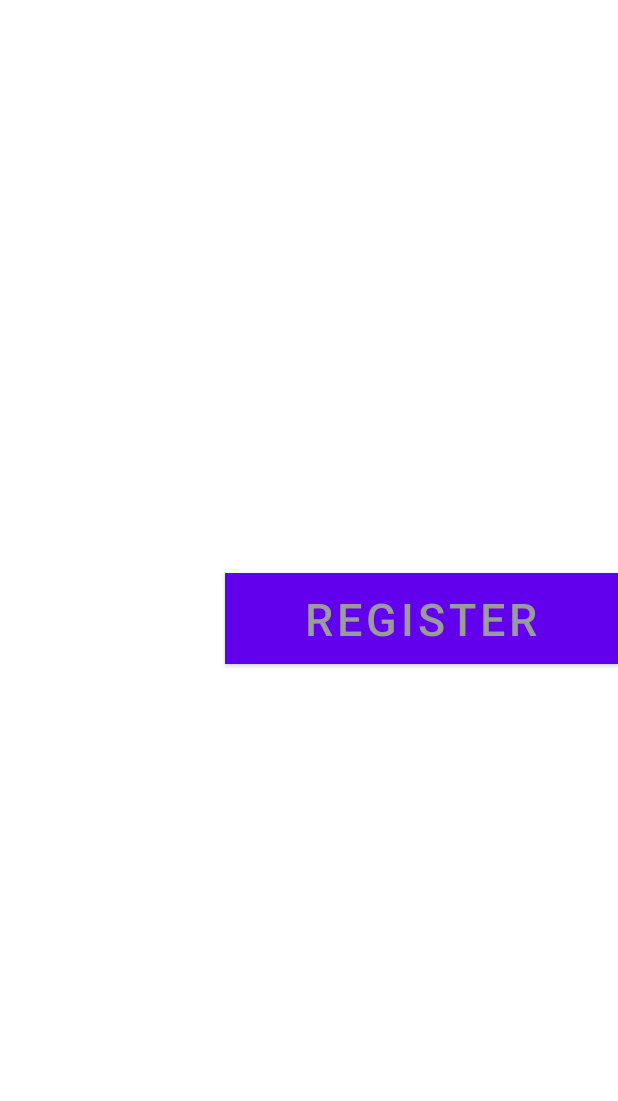
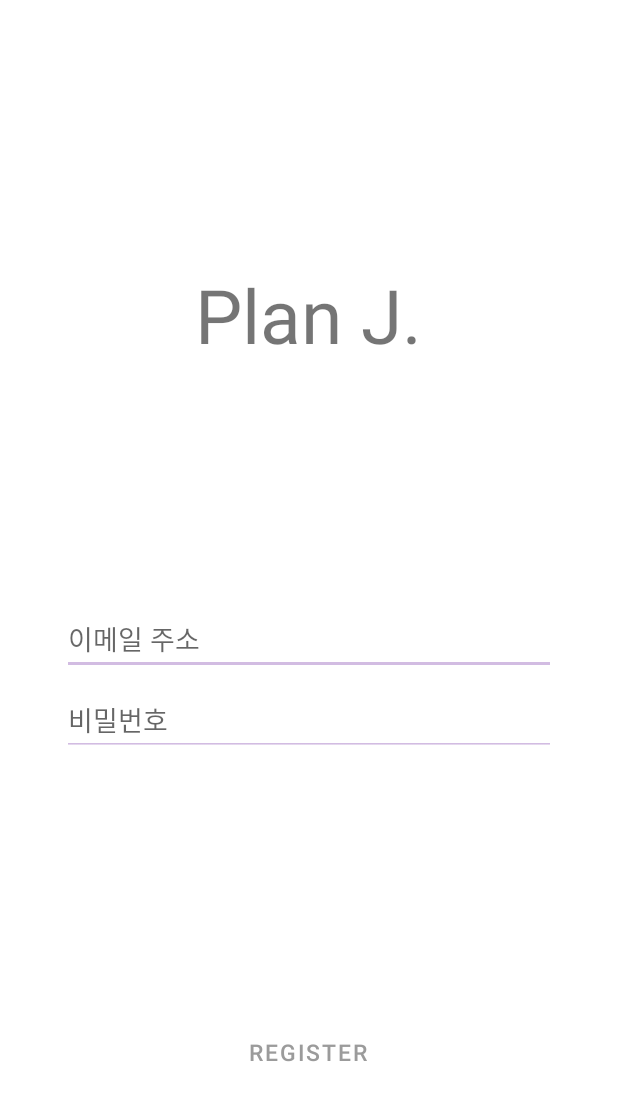
Before and after one commit to Jiwonmonkey/choandyoo, an Android app: the screen it shows after launch (LoginActivity), on a phone screen of 412 x 824 dp. Shown: the top 1101 px of the screen. Run offline under Robolectric (Android 15) with nearby library versions, the phone set to English and light mode, and no system bars.

Commit message:
add login_layout

```diff
--- a/app/src/main/res/layout/activity_login.xml
+++ b/app/src/main/res/layout/activity_login.xml
@@ -9,16 +9,61 @@
 
     <Button
         android:id="@+id/move_btn"
-        android:layout_width="262dp"
-        android:layout_height="wrap_content"
-        android:background="@color/white"
+        android:layout_width="224dp"
+        android:layout_height="59dp"
+        android:background="#00ff0000"
         android:text="Register"
         android:textAlignment="center"
         android:textColor="#9B9B9B"
-        android:textSize="30sp"
+        android:textSize="15sp"
         app:layout_constraintBottom_toBottomOf="parent"
         app:layout_constraintEnd_toEndOf="parent"
-        app:layout_constraintTop_toTopOf="parent"></Button>
+        app:layout_constraintHorizontal_bias="0.497"
+        app:layout_constraintStart_toStartOf="parent"
+        app:layout_constraintTop_toTopOf="parent"
+        app:layout_constraintVertical_bias="0.879"></Button>
 
+    <EditText
+        android:id="@+id/editTextEmailAddress"
+        android:layout_width="329dp"
+        android:layout_height="48dp"
+        android:backgroundTint="#D2BCE2"
+        android:ems="10"
+        android:hint="이메일 주소"
+        android:inputType="textPersonName"
+        android:textColor="#B2B2B2"
+        app:layout_constraintBottom_toBottomOf="parent"
+        app:layout_constraintEnd_toEndOf="parent"
+        app:layout_constraintStart_toStartOf="parent"
+        app:layout_constraintTop_toTopOf="parent"
+        app:layout_constraintVertical_bias="0.518" />
+
+    <EditText
+        android:id="@+id/editText2"
+        android:layout_width="329dp"
+        android:layout_height="48dp"
+        android:backgroundTint="#D2BCE2"
+        android:ems="10"
+        android:hint="비밀번호"
+        android:inputType="textPersonName"
+        android:textColor="#B2B2B2"
+        app:layout_constraintBottom_toBottomOf="parent"
+        app:layout_constraintEnd_toEndOf="parent"
+        app:layout_constraintStart_toStartOf="parent"
+        app:layout_constraintTop_toTopOf="parent"
+        app:layout_constraintVertical_bias="0.588" />
+
+    <TextView
+        android:id="@+id/textView"
+        android:layout_width="wrap_content"
+        android:layout_height="wrap_content"
+        android:text="Plan J."
+        android:textSize="50sp"
+        app:layout_constraintBottom_toBottomOf="parent"
+        app:layout_constraintEnd_toEndOf="parent"
+        app:layout_constraintHorizontal_bias="0.498"
+        app:layout_constraintStart_toStartOf="parent"
+        app:layout_constraintTop_toTopOf="parent"
+        app:layout_constraintVertical_bias="0.233" />
 
 </androidx.constraintlayout.widget.ConstraintLayout>
```
